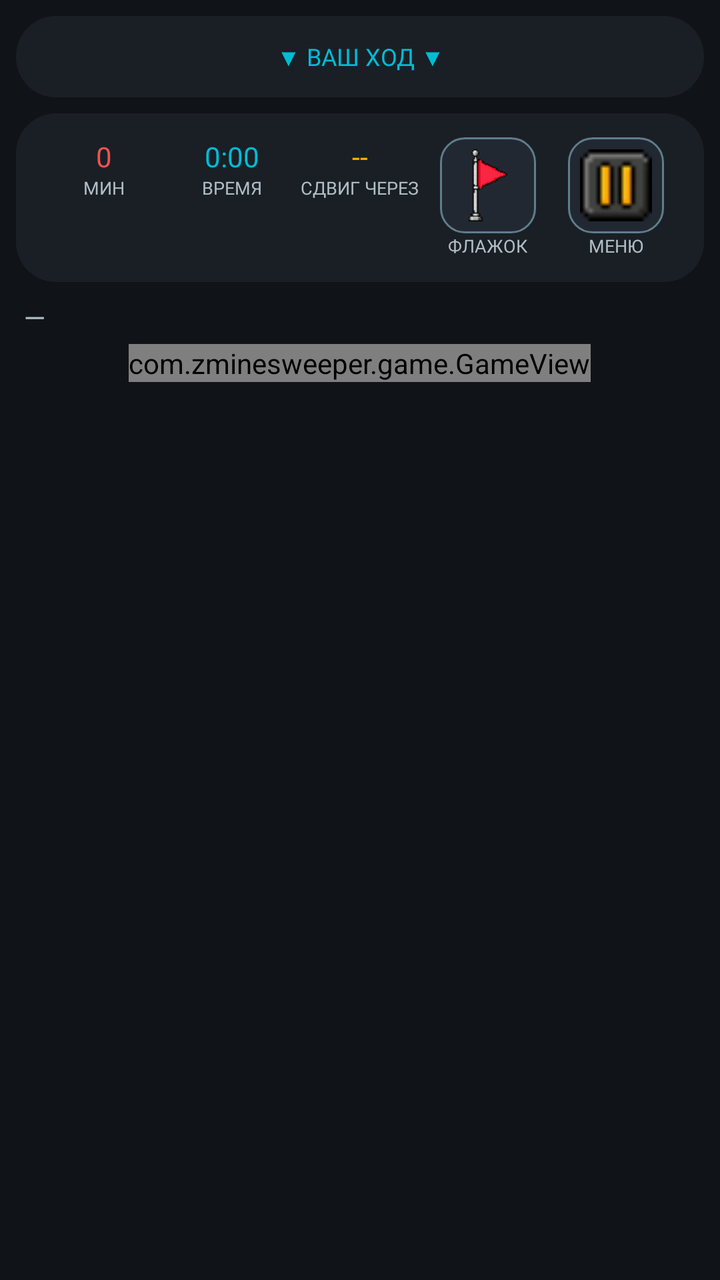
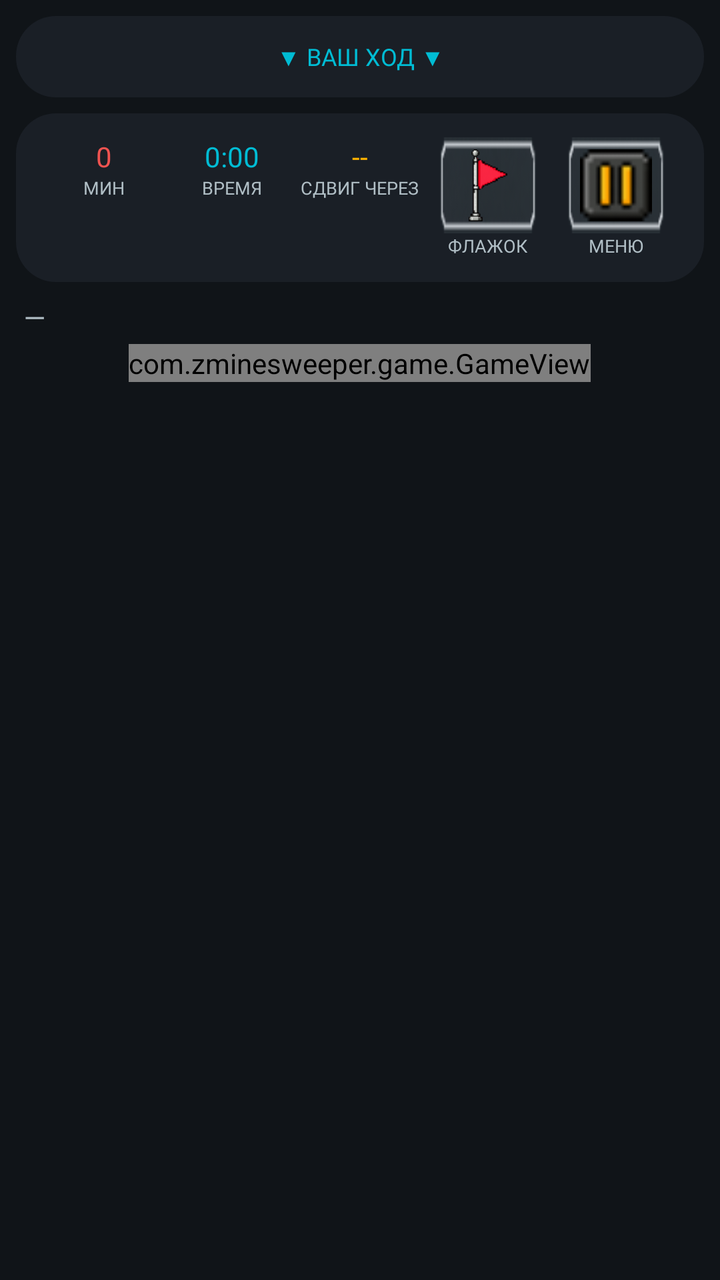

Compare the two renders of this Android layout. The source of the first and the diff that turns it into the second are given below.
<!-- AndroidManifest.xml: application theme Theme.MinesweeperEvolution -->
<!-- res/layout/activity_mp_game.xml -->
<?xml version="1.0" encoding="utf-8"?>
<LinearLayout xmlns:android="http://schemas.android.com/apk/res/android"
    android:layout_width="match_parent"
    android:layout_height="match_parent"
    android:background="@color/bg_dark"
    android:orientation="vertical">

    
    <TextView
        android:id="@+id/tvTurnIndicator"
        android:layout_width="match_parent"
        android:layout_height="wrap_content"
        android:background="@drawable/bg_top_bar"
        android:padding="12dp"
        android:layout_margin="8dp"
        android:gravity="center"
        android:fontFamily="@font/press_start_2p"
        android:textColor="@color/accent"
        android:textSize="12sp"
        android:maxLines="1"
        android:text="@string/mp_your_turn" />

    
    <LinearLayout
        android:layout_width="match_parent"
        android:layout_height="wrap_content"
        android:background="@drawable/bg_top_bar"
        android:orientation="horizontal"
        android:padding="12dp"
        android:layout_marginHorizontal="8dp"
        android:layout_marginBottom="8dp"
        android:weightSum="5">

        <LinearLayout
            android:layout_width="0dp"
            android:layout_height="wrap_content"
            android:layout_weight="1"
            android:orientation="vertical"
            android:gravity="center">

            <TextView
                android:id="@+id/tvMines"
                style="@style/TopBarValue"
                android:fontFamily="@font/press_start_2p"
                android:layout_width="wrap_content"
                android:layout_height="wrap_content"
                android:text="0"
                android:textColor="@color/danger" />

            <TextView
                style="@style/TopBarLabel"
                android:layout_width="wrap_content"
                android:layout_height="wrap_content"
                android:text="@string/mines_left" />
        </LinearLayout>

        <LinearLayout
            android:layout_width="0dp"
            android:layout_height="wrap_content"
            android:layout_weight="1"
            android:orientation="vertical"
            android:gravity="center">

            <TextView
                android:id="@+id/tvTime"
                style="@style/TopBarValue"
                android:fontFamily="@font/press_start_2p"
                android:layout_width="wrap_content"
                android:layout_height="wrap_content"
                android:text="0:00"
                android:textColor="@color/accent" />

            <TextView
                style="@style/TopBarLabel"
                android:layout_width="wrap_content"
                android:layout_height="wrap_content"
                android:text="@string/time" />
        </LinearLayout>

        <LinearLayout
            android:id="@+id/llShift"
            android:layout_width="0dp"
            android:layout_height="wrap_content"
            android:layout_weight="1"
            android:orientation="vertical"
            android:gravity="center">

            <TextView
                android:id="@+id/tvShift"
                style="@style/TopBarValue"
                android:fontFamily="@font/press_start_2p"
                android:layout_width="wrap_content"
                android:layout_height="wrap_content"
                android:text="--"
                android:textColor="@color/warning" />

            <TextView
                style="@style/TopBarLabel"
                android:layout_width="wrap_content"
                android:layout_height="wrap_content"
                android:text="@string/shift_in" />
        </LinearLayout>

        <LinearLayout
            android:layout_width="0dp"
            android:layout_height="wrap_content"
            android:layout_weight="1"
            android:orientation="vertical"
            android:gravity="center">

            <ImageView
                android:id="@+id/btnFlagMode"
                android:layout_width="48dp"
                android:layout_height="48dp"
                android:background="@drawable/bg_button_secondary"
                android:padding="6dp"
                android:scaleType="fitCenter"
                android:src="@drawable/item_flag"
                android:contentDescription="@string/flag_mode"
                android:clickable="true"
                android:focusable="true" />

            <TextView
                style="@style/TopBarLabel"
                android:layout_width="wrap_content"
                android:layout_height="wrap_content"
                android:text="@string/flag_mode" />
        </LinearLayout>

        <LinearLayout
            android:layout_width="0dp"
            android:layout_height="wrap_content"
            android:layout_weight="1"
            android:orientation="vertical"
            android:gravity="center">

            <ImageView
                android:id="@+id/btnMenu"
                android:layout_width="48dp"
                android:layout_height="48dp"
                android:background="@drawable/bg_button_secondary"
                android:padding="6dp"
                android:scaleType="fitCenter"
                android:src="@drawable/icon_pause"
                android:contentDescription="@string/menu"
                android:clickable="true"
                android:focusable="true" />

            <TextView
                style="@style/TopBarLabel"
                android:layout_width="wrap_content"
                android:layout_height="wrap_content"
                android:text="@string/menu" />
        </LinearLayout>
    </LinearLayout>

    <LinearLayout
        android:layout_width="match_parent"
        android:layout_height="wrap_content"
        android:orientation="horizontal"
        android:paddingHorizontal="12dp"
        android:paddingBottom="4dp">

        <TextView
            android:id="@+id/tvModeLabel"
            android:layout_width="wrap_content"
            android:layout_height="wrap_content"
            android:fontFamily="@font/vt323"
            android:textColor="@color/text_secondary"
            android:textSize="14sp"
            android:maxLines="1"
            android:text="—" />
    </LinearLayout>

    
    <HorizontalScrollView
        android:layout_width="match_parent"
        android:layout_height="0dp"
        android:layout_weight="1"
        android:fillViewport="true"
        android:scrollbars="none">

        <ScrollView
            android:layout_width="match_parent"
            android:layout_height="wrap_content"
            android:fillViewport="true"
            android:scrollbars="none">

            <FrameLayout
                android:layout_width="wrap_content"
                android:layout_height="wrap_content"
                android:layout_gravity="center">

                <com.zminesweeper.game.GameView
                    android:id="@+id/mpGameView"
                    android:layout_width="wrap_content"
                    android:layout_height="wrap_content"
                    android:layout_gravity="center" />
            </FrameLayout>
        </ScrollView>
    </HorizontalScrollView>

</LinearLayout>
<!-- resources referenced by this layout -->
<resources>
  <color name="accent">#FF00BCD4</color>
  <color name="bg_dark">#FF101418</color>
  <color name="danger">#FFEF5350</color>
  <color name="text_secondary">#FFB0BEC5</color>
  <color name="warning">#FFFFB300</color>
  <!-- drawable bg_button_secondary (drawable) -->
  <?xml version="1.0" encoding="utf-8"?>
  <selector xmlns:android="http://schemas.android.com/apk/res/android">
      
      <item android:state_selected="true">
          <shape android:shape="rectangle">
              <solid android:color="@color/accent"/>
              <corners android:radius="12dp"/>
              <stroke android:width="1dp" android:color="@color/accent_2"/>
          </shape>
      </item>
      
      <item android:state_pressed="true">
          <shape android:shape="rectangle">
              <solid android:color="@color/bg_panel_alt"/>
              <corners android:radius="12dp"/>
              <stroke android:width="2dp" android:color="@color/accent"/>
          </shape>
      </item>
      
      <item>
          <shape android:shape="rectangle">
              <solid android:color="@color/bg_panel_alt"/>
              <corners android:radius="12dp"/>
              <stroke android:width="1dp" android:color="@color/text_dim"/>
          </shape>
      </item>
  </selector>
  <!-- drawable bg_top_bar (drawable) -->
  <?xml version="1.0" encoding="utf-8"?>
  <shape xmlns:android="http://schemas.android.com/apk/res/android" android:shape="rectangle">
      <solid android:color="@color/bg_panel"/>
      <corners android:radius="20dp"/>
  </shape>
  <string name="flag_mode">Флажок</string>
  <string name="menu">Меню</string>
  <string name="mines_left">Мин</string>
  <string name="mp_your_turn">▼ ВАШ ХОД ▼</string>
  <string name="shift_in">Сдвиг через</string>
  <string name="time">Время</string>
  <style name="TopBarLabel">
          <item name="android:textSize">9sp</item>
          <item name="android:textColor">@color/text_secondary</item>
          <item name="android:textAllCaps">true</item>
          <item name="android:fontFamily">@font/vt323</item>
          <item name="android:maxLines">1</item>
      </style>
  <style name="TopBarValue">
          <item name="android:textSize">14sp</item>
          <item name="android:textColor">@color/accent</item>
          <item name="android:fontFamily">@font/press_start_2p</item>
          <item name="android:maxLines">1</item>
          <item name="android:ellipsize">none</item>
      </style>
  <style name="Theme.MinesweeperEvolution" parent="Theme.AppCompat.NoActionBar">
          <item name="colorPrimary">@color/accent</item>
          <item name="colorPrimaryDark">@color/accent_2</item>
          <item name="colorAccent">@color/accent</item>
          <item name="android:windowBackground">@color/bg_dark</item>
          <item name="android:textColorPrimary">@color/text_primary</item>
          <item name="android:textColorSecondary">@color/text_secondary</item>
          <item name="android:statusBarColor" tools:targetApi="l">@color/bg_dark</item>
          
          <item name="android:alertDialogTheme">@style/Theme.MinesweeperDialog</item>
          <item name="alertDialogTheme">@style/Theme.MinesweeperDialog</item>
      </style>
  <color name="accent_2">#FF26C6DA</color>
  <color name="bg_panel_alt">#FF222831</color>
  <color name="text_dim">#FF607D8B</color>
  <color name="bg_panel">#FF1A1F26</color>
  <color name="text_primary">#FFECEFF1</color>
  <style name="Theme.MinesweeperDialog" parent="Theme.AppCompat.Dialog.Alert">
          <item name="android:windowBackground">@color/bg_panel</item>
          <item name="android:textColorPrimary">@color/text_primary</item>
          <item name="android:textColorSecondary">@color/text_secondary</item>
          <item name="colorAccent">@color/accent</item>
          <item name="android:buttonBarButtonStyle">@style/Widget.DialogButton</item>
      </style>
  <style name="Widget.DialogButton" parent="Widget.AppCompat.Button.ButtonBar.AlertDialog">
          <item name="android:textColor">@color/accent</item>
      </style>
  <!-- unchanged entries left out for length: 2 -->
</resources>

<!-- the commit's change to res/layout/activity_mp_game.xml (unified diff, before → after) -->
@@ -112,7 +112,7 @@
                 android:id="@+id/btnFlagMode"
                 android:layout_width="48dp"
                 android:layout_height="48dp"
-                android:background="@drawable/bg_button_secondary"
+                android:background="@drawable/ui_button_normal"
                 android:padding="6dp"
                 android:scaleType="fitCenter"
                 android:src="@drawable/item_flag"
@@ -138,7 +138,7 @@
                 android:id="@+id/btnMenu"
                 android:layout_width="48dp"
                 android:layout_height="48dp"
-                android:background="@drawable/bg_button_secondary"
+                android:background="@drawable/ui_button_normal"
                 android:padding="6dp"
                 android:scaleType="fitCenter"
                 android:src="@drawable/icon_pause"
<!-- resource entries referenced after the edit -->
@@ -5,40 +5,13 @@
   <color name="danger">#FFEF5350</color>
   <color name="text_secondary">#FFB0BEC5</color>
   <color name="warning">#FFFFB300</color>
-  <!-- drawable bg_button_secondary (drawable) -->
-  <?xml version="1.0" encoding="utf-8"?>
-  <selector xmlns:android="http://schemas.android.com/apk/res/android">
-      
-      <item android:state_selected="true">
-          <shape android:shape="rectangle">
-              <solid android:color="@color/accent"/>
-              <corners android:radius="12dp"/>
-              <stroke android:width="1dp" android:color="@color/accent_2"/>
-          </shape>
-      </item>
-      
-      <item android:state_pressed="true">
-          <shape android:shape="rectangle">
-              <solid android:color="@color/bg_panel_alt"/>
-              <corners android:radius="12dp"/>
-              <stroke android:width="2dp" android:color="@color/accent"/>
-          </shape>
-      </item>
-      
-      <item>
-          <shape android:shape="rectangle">
-              <solid android:color="@color/bg_panel_alt"/>
-              <corners android:radius="12dp"/>
-              <stroke android:width="1dp" android:color="@color/text_dim"/>
-          </shape>
-      </item>
-  </selector>
   <!-- drawable bg_top_bar (drawable) -->
   <?xml version="1.0" encoding="utf-8"?>
   <shape xmlns:android="http://schemas.android.com/apk/res/android" android:shape="rectangle">
       <solid android:color="@color/bg_panel"/>
       <corners android:radius="20dp"/>
   </shape>
+  <!-- drawable ui_button_normal: png bitmap (drawable, 1182 bytes) -->
   <string name="flag_mode">Флажок</string>
   <string name="menu">Меню</string>
   <string name="mines_left">Мин</string>
@@ -72,8 +45,6 @@
           <item name="alertDialogTheme">@style/Theme.MinesweeperDialog</item>
       </style>
   <color name="accent_2">#FF26C6DA</color>
-  <color name="bg_panel_alt">#FF222831</color>
-  <color name="text_dim">#FF607D8B</color>
   <color name="bg_panel">#FF1A1F26</color>
   <color name="text_primary">#FFECEFF1</color>
   <style name="Theme.MinesweeperDialog" parent="Theme.AppCompat.Dialog.Alert">
